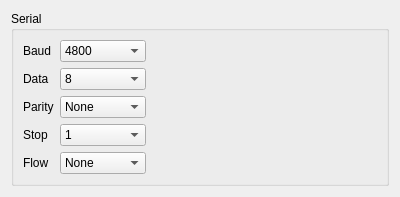
Old version of the form source/wnd/ui/mrquart.ui in the repository ww4u/megarobostudio.
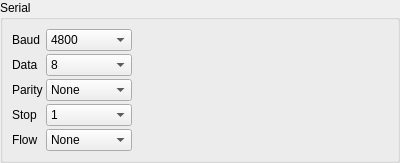
New version of the form.

```diff
--- a/source/wnd/ui/mrquart.ui
+++ b/source/wnd/ui/mrquart.ui
@@ -7,19 +7,37 @@
     <x>0</x>
     <y>0</y>
     <width>400</width>
-    <height>174</height>
+    <height>144</height>
    </rect>
   </property>
   <property name="windowTitle">
    <string>Form</string>
   </property>
   <layout class="QVBoxLayout" name="verticalLayout">
+   <property name="spacing">
+    <number>3</number>
+   </property>
+   <property name="leftMargin">
+    <number>0</number>
+   </property>
+   <property name="topMargin">
+    <number>0</number>
+   </property>
+   <property name="rightMargin">
+    <number>0</number>
+   </property>
+   <property name="bottomMargin">
+    <number>0</number>
+   </property>
    <item>
     <widget class="QGroupBox" name="groupBox">
      <property name="title">
       <string>Serial</string>
      </property>
      <layout class="QGridLayout" name="gridLayout_2">
+      <property name="spacing">
+       <number>3</number>
+      </property>
       <item row="1" column="0">
        <widget class="QLabel" name="label_6">
         <property name="text">
```
